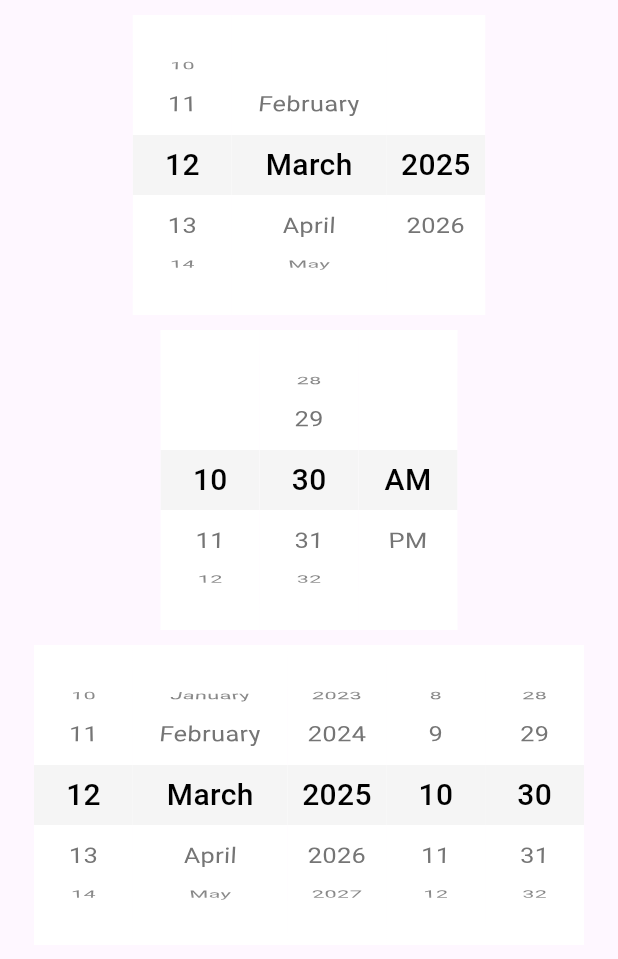
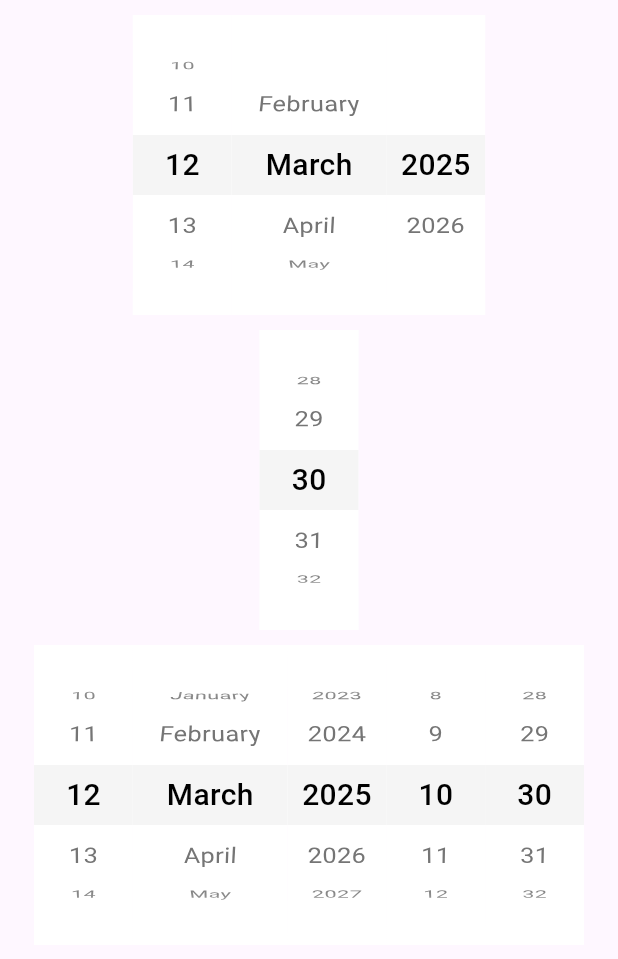
Before and after one commit to inesachour/awesome_datetime_picker, a Flutter app: the screen it shows after launch, on a phone screen of 412 x 824 dp, the part 84-1043 px from its top. Run offline on Flutter 3.47's test engine with Material 3 defaults, Android fonts, the light colour scheme and no system bars.

Commit message:
format code

```diff
--- a/lib/src/widgets/custom/awesome pickers/awesome_hour_picker_widget.dart
+++ b/lib/src/widgets/custom/awesome pickers/awesome_hour_picker_widget.dart
@@ -10,7 +10,6 @@ class AwesomeHourPicker extends StatefulWidget {
     required this.maxTime,
     required this.minTime,
     required this.onSelectedHourChanged,
-    this.isAmPm = false,
     this.theme,
     this.backgroundColor,
     this.fadeEffect,
@@ -26,7 +25,6 @@ class AwesomeHourPicker extends StatefulWidget {
   final AwesomeTime maxTime;
   final AwesomeTime minTime;
   final Function(int) onSelectedHourChanged;
-  final bool isAmPm;
   final ItemTheme? theme;
   final Color? backgroundColor;
   final Color? selectorColor;
@@ -47,13 +45,7 @@ class _AwesomeHourPickerState extends State<AwesomeHourPicker> {
   @override
   void initState() {
     super.initState();
-    hours = List.generate(24, (index) {
-      if (widget.isAmPm && index > 11) {
-        return (index - 11).toString();
-      } else {
-        return (index + 1).toString();
-      }
-    });
+    hours = List.generate(24, (index) => (index + 1).toString());
   }
 
   @override
--- a/lib/src/widgets/pickers/awesome_time_picker.dart
+++ b/lib/src/widgets/pickers/awesome_time_picker.dart
@@ -83,7 +83,6 @@ class _AwesomeTimePickerState extends State<AwesomeTimePicker> {
   late AwesomeTime minTime;
   late AwesomeTime maxTime;
   late AwesomeTime initialTime;
-  late String selectedAmPm;
 
   @override
   void initState() {
@@ -92,7 +91,6 @@ class _AwesomeTimePickerState extends State<AwesomeTimePicker> {
     initialTime = widget.initialTime ??
         AwesomeTime(hour: TimeOfDay.now().hour, minute: TimeOfDay.now().minute);
     selectedTime = initialTime;
-    selectedAmPm = AwesomeTimeUtils.getAmPmFrom24Format(selectedTime.hour);
 
     super.initState();
   }
@@ -103,44 +101,8 @@ class _AwesomeTimePickerState extends State<AwesomeTimePicker> {
       mainAxisAlignment: MainAxisAlignment.center,
       children: List.generate(widget.timeFormat.value.length, (index) {
         if (widget.timeFormat.value[index] == PickerType.hour_12) {
-          return AwesomeHourPicker(
-            selectedTime: selectedTime,
-            maxTime: maxTime,
-            minTime: minTime,
-            isAmPm: true,
-            theme: widget.theme?.hourTheme,
-            backgroundColor: widget.backgroundColor,
-            selectorColor: widget.selectorColor,
-            fadeEffect: widget.fadeEffect,
-            selectedTextStyle: widget.selectedTextStyle,
-            unselectedTextStyle: widget.unselectedTextStyle,
-            visibleItemCount: widget.visibleItemCount,
-            itemHeight: widget.itemHeight,
-            itemWidth: widget.itemWidth,
-            onSelectedHourChanged: (value) {
-              selectedTime = AwesomeTime(
-                  hour:
-                      AwesomeTimeUtils.get24FromAmPmFormat(value, selectedAmPm),
-                  minute: selectedTime.minute);
-
-              DateTime nativeSelectedTime =
-                  DateTime(2025, 1, 1, selectedTime.hour, selectedTime.minute);
-              if (nativeSelectedTime.isBefore(
-                  DateTime(2025, 1, 1, minTime.hour, minTime.minute))) {
-                selectedTime = minTime;
-              } else if (nativeSelectedTime.isAfter(
-                  DateTime(2025, 1, 1, maxTime.hour, maxTime.minute))) {
-                selectedTime = maxTime;
-              }
-
-              selectedAmPm =
-                  AwesomeTimeUtils.getAmPmFrom24Format(selectedTime.hour);
-
-              setState(() {});
-
-              widget.onChanged?.call(selectedTime);
-            },
-          );
+          //TODO
+          return Container();
         } else if (widget.timeFormat.value[index] == PickerType.hour_24) {
           return AwesomeHourPicker(
             selectedTime: selectedTime,
@@ -208,36 +170,8 @@ class _AwesomeTimePickerState extends State<AwesomeTimePicker> {
             },
           );
         } else if (widget.timeFormat.value[index] == PickerType.am_pm) {
-          return AwesomeAmPmPicker(
-            key: ValueKey(selectedTime.hour == minTime.hour
-                ? "am_pm_picker 1"
-                : selectedTime.hour == maxTime.hour
-                    ? "am_pm_picker 2"
-                    : "am_pm_picker 3"),
-            selectedAmPm: selectedAmPm,
-            theme: widget.theme?.ampmTheme,
-            backgroundColor: widget.backgroundColor,
-            selectorColor: widget.selectorColor,
-            fadeEffect: widget.fadeEffect,
-            selectedTextStyle: widget.selectedTextStyle,
-            unselectedTextStyle: widget.unselectedTextStyle,
-            visibleItemCount: widget.visibleItemCount,
-            itemHeight: widget.itemHeight,
-            itemWidth: widget.itemWidth,
-            onSelectedAmPmChanged: (value) {
-              //TODO CHANGE VALUE to index
-              if (value == 1) {
-                selectedAmPm = "AM";
-                selectedTime.hour -= 12;
-              } else {
-                selectedAmPm = "PM";
-                selectedTime.hour += 12;
-              }
-              setState(() {});
-
-              widget.onChanged?.call(selectedTime);
-            },
-          );
+          //TODO
+          return Container();
         } else {
           return Container();
         }
```
